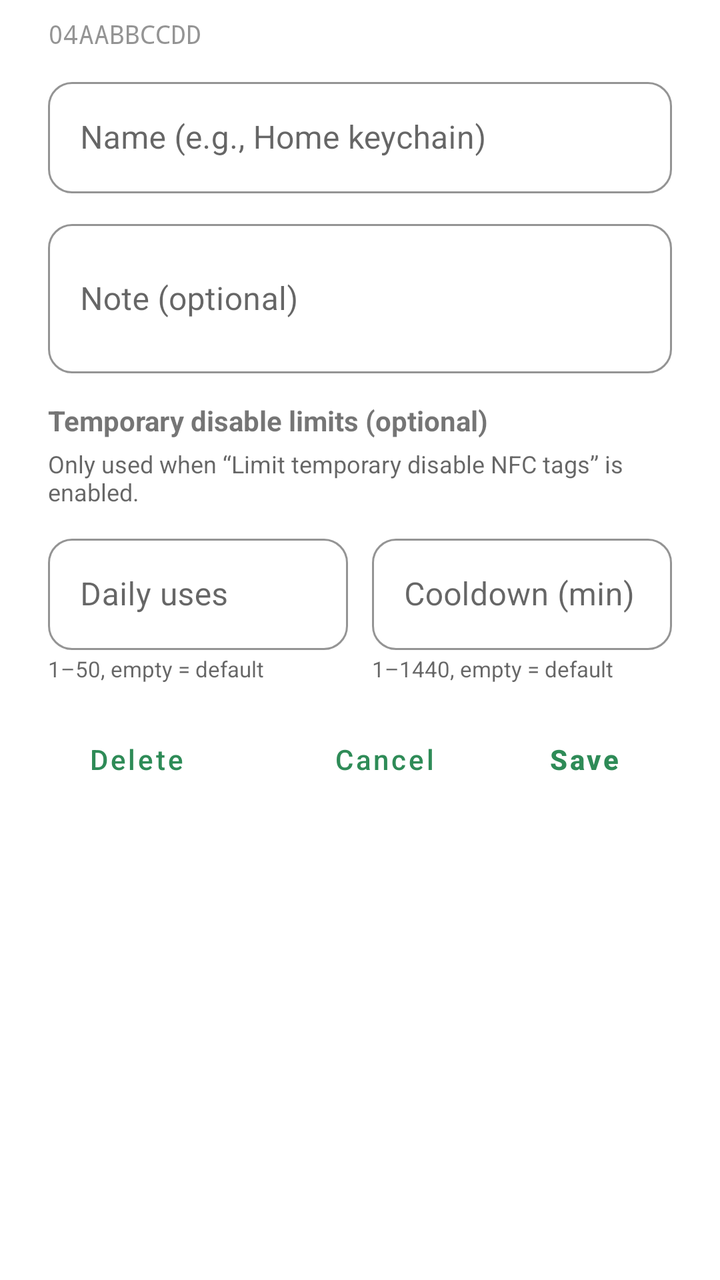
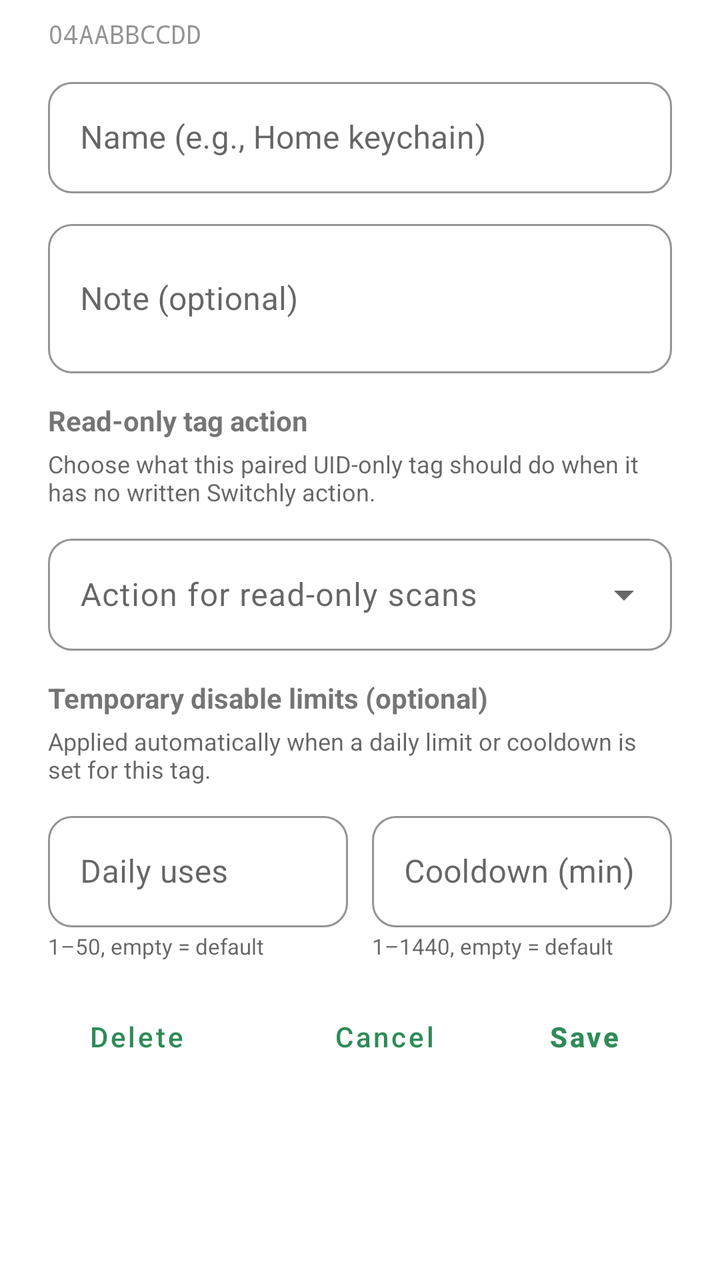

The first picture is an Android layout as it rendered before a commit; the second is the same layout after the commit. The layout source and the unified diff follow.
<!-- AndroidManifest.xml: application theme Theme.Switchly -->
<!-- res/layout/dialog_paired_tag_edit.xml -->
<?xml version="1.0" encoding="utf-8"?>
<ScrollView xmlns:android="http://schemas.android.com/apk/res/android"
    xmlns:app="http://schemas.android.com/apk/res-auto"
    android:layout_width="match_parent"
    android:layout_height="wrap_content">

    <LinearLayout
        android:layout_width="match_parent"
        android:layout_height="wrap_content"
        android:orientation="vertical"
        android:paddingStart="24dp"
        android:paddingEnd="24dp"
        android:paddingTop="8dp"
        android:paddingBottom="8dp">

        <TextView
            android:id="@+id/tvUid"
            android:layout_width="match_parent"
            android:layout_height="wrap_content"
            android:layout_marginBottom="10dp"
            android:alpha="0.78"
            android:fontFamily="monospace"
            android:text="@string/paired_tag_uid_placeholder"
            android:textSize="13sp" />

        <com.google.android.material.textfield.TextInputLayout
            android:id="@+id/tilTagName"
            style="@style/Widget.MaterialComponents.TextInputLayout.OutlinedBox"
            android:layout_width="match_parent"
            android:layout_height="wrap_content"
            app:endIconMode="none"
            app:boxStrokeColor="?attr/colorPrimary"
            app:hintTextColor="?attr/colorPrimary"
            android:hint="@string/paired_tag_name_hint">

            <com.google.android.material.textfield.TextInputEditText
                android:id="@+id/etTagName"
                android:layout_width="match_parent"
                android:layout_height="wrap_content"
                android:autofillHints="name"
                android:importantForAutofill="yes"
                android:inputType="textCapSentences"
                android:maxLines="1" />
        </com.google.android.material.textfield.TextInputLayout>

        <com.google.android.material.textfield.TextInputLayout
            android:id="@+id/tilTagNote"
            style="@style/Widget.MaterialComponents.TextInputLayout.OutlinedBox"
            android:layout_width="match_parent"
            android:layout_height="wrap_content"
            android:layout_marginTop="10dp"
            app:endIconMode="none"
            app:boxStrokeColor="?attr/colorPrimary"
            app:hintTextColor="?attr/colorPrimary"
            android:hint="@string/paired_tag_note_hint">

            <com.google.android.material.textfield.TextInputEditText
                android:id="@+id/etTagNote"
                android:layout_width="match_parent"
                android:layout_height="wrap_content"
                android:autofillHints="none"
                android:importantForAutofill="yes"
                android:inputType="textCapSentences|textMultiLine"
                android:maxLines="4"
                android:minLines="2" />
        </com.google.android.material.textfield.TextInputLayout>

        <TextView
            android:layout_width="match_parent"
            android:layout_height="wrap_content"
            android:layout_marginTop="14dp"
            android:text="@string/paired_tag_limits_section_title"
            android:textSize="14sp"
            android:textStyle="bold" />

        <TextView
            android:layout_width="match_parent"
            android:layout_height="wrap_content"
            android:layout_marginTop="4dp"
            android:text="@string/paired_tag_limits_section_hint"
            android:textColor="?android:attr/textColorSecondary"
            android:textSize="12sp" />

        <LinearLayout
            android:layout_width="match_parent"
            android:layout_height="wrap_content"
            android:layout_marginTop="10dp"
            android:orientation="horizontal">

            <LinearLayout
                android:layout_width="0dp"
                android:layout_height="wrap_content"
                android:layout_weight="1"
                android:orientation="vertical">

                <com.google.android.material.textfield.TextInputLayout
                    style="@style/Widget.MaterialComponents.TextInputLayout.OutlinedBox"
                    android:layout_width="match_parent"
                    android:layout_height="wrap_content"
                    app:endIconMode="none"
                    app:boxStrokeColor="?attr/colorPrimary"
                    app:hintTextColor="?attr/colorPrimary"
                    android:hint="@string/paired_tag_daily_limit_label">

                    <com.google.android.material.textfield.TextInputEditText
                        android:id="@+id/etTagDailyLimit"
                        android:layout_width="match_parent"
                        android:layout_height="wrap_content"
                        android:inputType="number" />
                </com.google.android.material.textfield.TextInputLayout>

                <TextView
                    android:layout_width="match_parent"
                    android:layout_height="wrap_content"
                    android:layout_marginTop="2dp"
                    android:text="@string/paired_tag_daily_limit_helper"
                    android:textColor="?android:attr/textColorSecondary"
                    android:textSize="11sp" />
            </LinearLayout>

            <Space
                android:layout_width="12dp"
                android:layout_height="1dp" />

            <LinearLayout
                android:layout_width="0dp"
                android:layout_height="wrap_content"
                android:layout_weight="1"
                android:orientation="vertical">

                <com.google.android.material.textfield.TextInputLayout
                    style="@style/Widget.MaterialComponents.TextInputLayout.OutlinedBox"
                    android:layout_width="match_parent"
                    android:layout_height="wrap_content"
                    app:endIconMode="none"
                    app:boxStrokeColor="?attr/colorPrimary"
                    app:hintTextColor="?attr/colorPrimary"
                    android:hint="@string/paired_tag_cooldown_label">

                    <com.google.android.material.textfield.TextInputEditText
                        android:id="@+id/etTagCooldownMinutes"
                        android:layout_width="match_parent"
                        android:layout_height="wrap_content"
                        android:inputType="number" />
                </com.google.android.material.textfield.TextInputLayout>

                <TextView
                    android:layout_width="match_parent"
                    android:layout_height="wrap_content"
                    android:layout_marginTop="2dp"
                    android:text="@string/paired_tag_cooldown_helper"
                    android:textColor="?android:attr/textColorSecondary"
                    android:textSize="11sp" />
            </LinearLayout>

        </LinearLayout>

        
        <LinearLayout
            android:id="@+id/rowButtons"
            android:layout_width="match_parent"
            android:layout_height="wrap_content"
            android:layout_marginTop="18dp"
            android:gravity="center_vertical"
            android:orientation="horizontal">

            <com.google.android.material.button.MaterialButton
                android:id="@+id/btnDelete"
                style="@style/Switchly.TextButton"
                android:layout_width="wrap_content"
                android:layout_height="wrap_content"
                android:text="@string/delete" />

            <Space
                android:layout_width="0dp"
                android:layout_height="1dp"
                android:layout_weight="1" />

            <com.google.android.material.button.MaterialButton
                android:id="@+id/btnCancel"
                style="@style/Switchly.TextButton"
                android:layout_width="wrap_content"
                android:layout_height="wrap_content"
                android:text="@string/cancel" />

            <Space
                android:layout_width="12dp"
                android:layout_height="1dp" />

            <com.google.android.material.button.MaterialButton
                android:id="@+id/btnSave"
                style="@style/Switchly.TextButton"
                android:layout_width="wrap_content"
                android:layout_height="wrap_content"
                android:textStyle="bold"
                android:text="@string/save" />
        </LinearLayout>

    </LinearLayout>

</ScrollView>
<!-- resources referenced by this layout -->
<resources>
  <string name="cancel">Cancel</string>
  <string name="delete">Delete</string>
  <string name="paired_tag_cooldown_helper">1–1440, empty = default</string>
  <string name="paired_tag_cooldown_label">Cooldown (min)</string>
  <string name="paired_tag_daily_limit_helper">1–50, empty = default</string>
  <string name="paired_tag_daily_limit_label">Daily uses</string>
  <string name="paired_tag_limits_section_hint">Only used when “Limit temporary disable NFC tags” is enabled.</string>
  <string name="paired_tag_limits_section_title">Temporary disable limits (optional)</string>
  <string name="paired_tag_name_hint">Name (e.g., Home keychain)</string>
  <string name="paired_tag_note_hint">Note (optional)</string>
  <string name="paired_tag_uid_placeholder">04AABBCCDD</string>
  <string name="save">Save</string>
  <style name="Switchly.TextButton" parent="Widget.MaterialComponents.Button.TextButton">
          <item name="android:textColor">?attr/colorPrimary</item>
          <item name="android:textAllCaps">false</item>
          <item name="android:insetTop">0dp</item>
          <item name="android:insetBottom">0dp</item>
          <item name="android:minHeight">40dp</item>
          <item name="cornerRadius">12dp</item>
      </style>
  <color name="accent_default_green">#2E8B57</color>
  <style name="Switchly.Fab" parent="Widget.MaterialComponents.FloatingActionButton">
          <item name="backgroundTint">?attr/colorPrimary</item>
          <item name="tint">@android:color/white</item>
      </style>
  <style name="Switchly.TopBar" parent="Widget.MaterialComponents.Toolbar">
          
          <item name="android:background">?attr/colorPrimary</item>
          <item name="backgroundTint">?attr/colorPrimary</item>
  
          
          <item name="titleTextColor">@android:color/white</item>
  
          
          <item name="navigationIconTint">@android:color/white</item>
      </style>
  <style name="Switchly.TextInputLayout" parent="Widget.MaterialComponents.TextInputLayout.OutlinedBox">
          <item name="boxStrokeWidth">1dp</item>
          <item name="boxStrokeWidthFocused">2dp</item>
          <item name="boxCornerRadiusTopStart">12dp</item>
          <item name="boxCornerRadiusTopEnd">12dp</item>
          <item name="boxCornerRadiusBottomStart">12dp</item>
          <item name="boxCornerRadiusBottomEnd">12dp</item>
      </style>
  <style name="Switchly.AutoCompleteText" parent="Widget.MaterialComponents.AutoCompleteTextView.OutlinedBox">
          <item name="android:minHeight">56dp</item>
          <item name="android:paddingTop">12dp</item>
          <item name="android:paddingBottom">12dp</item>
          <item name="android:textAppearance">@style/TextAppearance.MaterialComponents.Body1</item>
      </style>
  <style name="ThemeOverlay.Switchly.Dialog" parent="ThemeOverlay.MaterialComponents.MaterialAlertDialog">
          <item name="colorControlActivated">?attr/colorPrimary</item>
          <item name="colorControlHighlight">?attr/colorPrimary</item>
          <item name="colorAccent">?attr/colorPrimary</item>
      </style>
  <style name="ShapeAppearance.Switchly.Card" parent="ShapeAppearance.MaterialComponents.LargeComponent">
          <item name="cornerFamily">rounded</item>
          <item name="cornerSize">26dp</item>
      </style>
  <color name="switchly_card_bg">#F7FFFFFF</color>
  <color name="switchly_card_stroke">#14000000</color>
  <!-- unchanged entries left out for length: 3 -->
</resources>

<!-- the commit's change to res/layout/dialog_paired_tag_edit.xml (unified diff, before → after) -->
@@ -28,10 +28,10 @@
             style="@style/Widget.MaterialComponents.TextInputLayout.OutlinedBox"
             android:layout_width="match_parent"
             android:layout_height="wrap_content"
+            android:hint="@string/paired_tag_name_hint"
+            app:boxStrokeColor="?attr/colorPrimary"
             app:endIconMode="none"
-            app:boxStrokeColor="?attr/colorPrimary"
-            app:hintTextColor="?attr/colorPrimary"
-            android:hint="@string/paired_tag_name_hint">
+            app:hintTextColor="?attr/colorPrimary">
 
             <com.google.android.material.textfield.TextInputEditText
                 android:id="@+id/etTagName"
@@ -49,10 +49,10 @@
             android:layout_width="match_parent"
             android:layout_height="wrap_content"
             android:layout_marginTop="10dp"
+            android:hint="@string/paired_tag_note_hint"
+            app:boxStrokeColor="?attr/colorPrimary"
             app:endIconMode="none"
-            app:boxStrokeColor="?attr/colorPrimary"
-            app:hintTextColor="?attr/colorPrimary"
-            android:hint="@string/paired_tag_note_hint">
+            app:hintTextColor="?attr/colorPrimary">
 
             <com.google.android.material.textfield.TextInputEditText
                 android:id="@+id/etTagNote"
@@ -65,6 +65,46 @@
                 android:minLines="2" />
         </com.google.android.material.textfield.TextInputLayout>
 
+        <LinearLayout
+            android:id="@+id/readOnlyActionGroup"
+            android:layout_width="match_parent"
+            android:layout_height="wrap_content"
+            android:orientation="vertical">
+
+            <TextView
+                android:layout_width="match_parent"
+                android:layout_height="wrap_content"
+                android:layout_marginTop="14dp"
+                android:text="@string/paired_tag_readonly_action_section_title"
+                android:textSize="14sp"
+                android:textStyle="bold" />
+
+            <TextView
+                android:layout_width="match_parent"
+                android:layout_height="wrap_content"
+                android:layout_marginTop="4dp"
+                android:text="@string/paired_tag_readonly_action_section_hint"
+                android:textColor="?android:attr/textColorSecondary"
+                android:textSize="12sp" />
+
+            <com.google.android.material.textfield.TextInputLayout
+                style="@style/Widget.MaterialComponents.TextInputLayout.OutlinedBox"
+                android:layout_width="match_parent"
+                android:layout_height="wrap_content"
+                android:layout_marginTop="10dp"
+                android:hint="@string/paired_tag_readonly_action_label"
+                app:boxStrokeColor="?attr/colorPrimary"
+                app:endIconMode="dropdown_menu"
+                app:hintTextColor="?attr/colorPrimary">
+
+                <com.google.android.material.textfield.MaterialAutoCompleteTextView
+                    android:id="@+id/acReadOnlyAction"
+                    android:layout_width="match_parent"
+                    android:layout_height="wrap_content"
+                    android:inputType="none" />
+            </com.google.android.material.textfield.TextInputLayout>
+        </LinearLayout>
+
         <TextView
             android:layout_width="match_parent"
             android:layout_height="wrap_content"
@@ -97,10 +137,10 @@
                     style="@style/Widget.MaterialComponents.TextInputLayout.OutlinedBox"
                     android:layout_width="match_parent"
                     android:layout_height="wrap_content"
+                    android:hint="@string/paired_tag_daily_limit_label"
+                    app:boxStrokeColor="?attr/colorPrimary"
                     app:endIconMode="none"
-                    app:boxStrokeColor="?attr/colorPrimary"
-                    app:hintTextColor="?attr/colorPrimary"
-                    android:hint="@string/paired_tag_daily_limit_label">
+                    app:hintTextColor="?attr/colorPrimary">
 
                     <com.google.android.material.textfield.TextInputEditText
                         android:id="@+id/etTagDailyLimit"
@@ -132,10 +172,10 @@
                     style="@style/Widget.MaterialComponents.TextInputLayout.OutlinedBox"
                     android:layout_width="match_parent"
                     android:layout_height="wrap_content"
+                    android:hint="@string/paired_tag_cooldown_label"
+                    app:boxStrokeColor="?attr/colorPrimary"
                     app:endIconMode="none"
-                    app:boxStrokeColor="?attr/colorPrimary"
-                    app:hintTextColor="?attr/colorPrimary"
-                    android:hint="@string/paired_tag_cooldown_label">
+                    app:hintTextColor="?attr/colorPrimary">
 
                     <com.google.android.material.textfield.TextInputEditText
                         android:id="@+id/etTagCooldownMinutes"
@@ -155,7 +195,6 @@
 
         </LinearLayout>
 
-        
         <LinearLayout
             android:id="@+id/rowButtons"
             android:layout_width="match_parent"
@@ -192,8 +231,8 @@
                 style="@style/Switchly.TextButton"
                 android:layout_width="wrap_content"
                 android:layout_height="wrap_content"
-                android:textStyle="bold"
-                android:text="@string/save" />
+                android:text="@string/save"
+                android:textStyle="bold" />
         </LinearLayout>
 
     </LinearLayout>
<!-- resource entries referenced after the edit -->
@@ -6,10 +6,13 @@
   <string name="paired_tag_cooldown_label">Cooldown (min)</string>
   <string name="paired_tag_daily_limit_helper">1–50, empty = default</string>
   <string name="paired_tag_daily_limit_label">Daily uses</string>
-  <string name="paired_tag_limits_section_hint">Only used when “Limit temporary disable NFC tags” is enabled.</string>
+  <string name="paired_tag_limits_section_hint">Applied automatically when a daily limit or cooldown is set for this tag.</string>
   <string name="paired_tag_limits_section_title">Temporary disable limits (optional)</string>
   <string name="paired_tag_name_hint">Name (e.g., Home keychain)</string>
   <string name="paired_tag_note_hint">Note (optional)</string>
+  <string name="paired_tag_readonly_action_label">Action for read-only scans</string>
+  <string name="paired_tag_readonly_action_section_hint">Choose what this paired UID-only tag should do when it has no written Switchly action.</string>
+  <string name="paired_tag_readonly_action_section_title">Read-only tag action</string>
   <string name="paired_tag_uid_placeholder">04AABBCCDD</string>
   <string name="save">Save</string>
   <style name="Switchly.TextButton" parent="Widget.MaterialComponents.Button.TextButton">
